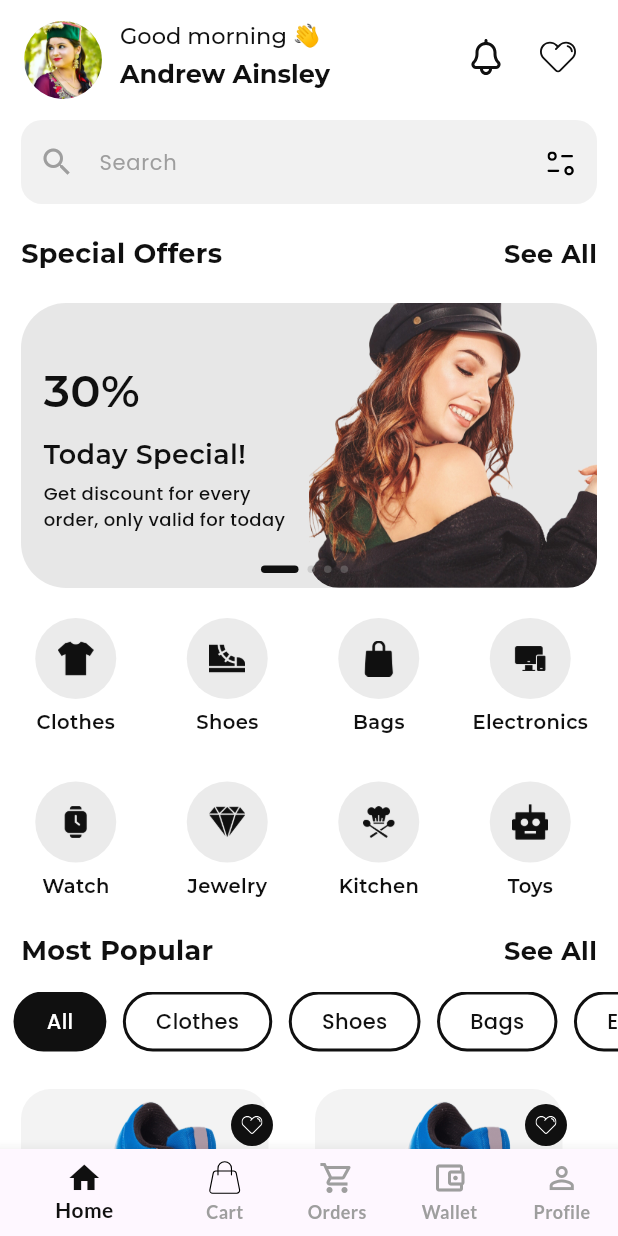
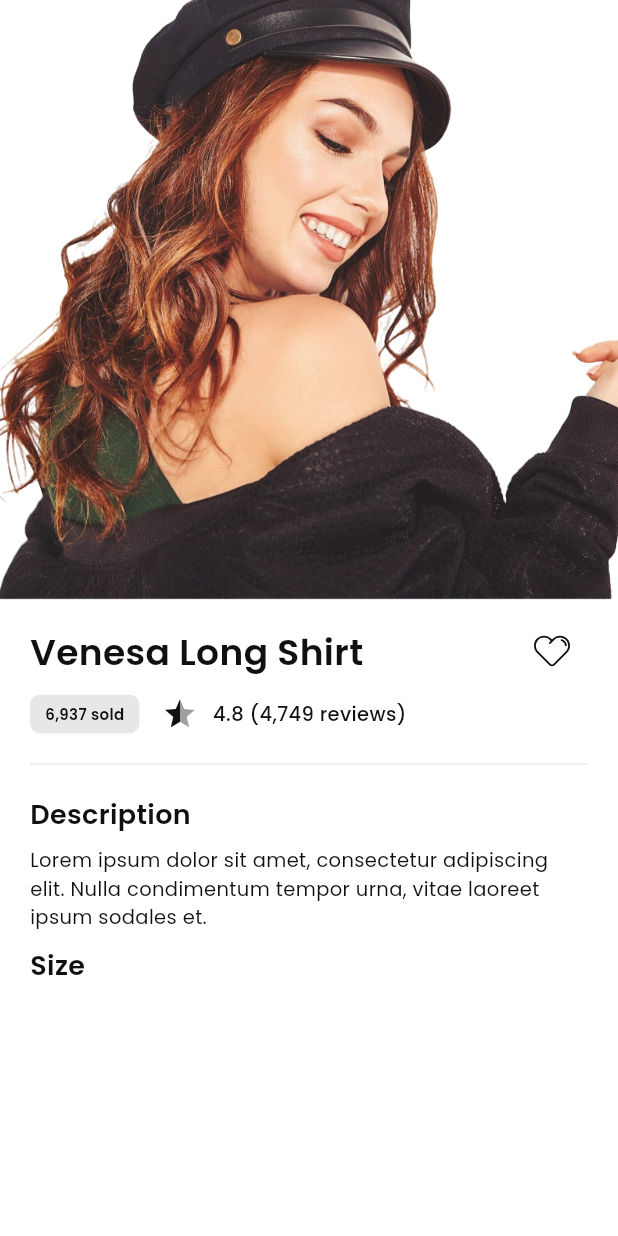
Before and after one commit to Aman-Singh-Rawat/E-Commerce-App, a Flutter app: the screen it shows after launch, on a phone screen of 412 x 824 dp. Run offline on Flutter 3.47's test engine with Material 3 defaults, Android fonts, the phone set to English and light mode, and no system bars; drawn by our look-alikes of carousel_slider, flutter_rating_bar; our stand-ins replace flutter_svg, google_fonts, intl_phone_field, transparent_image.

Commit message:
half screen created of product_detail

```diff
--- a/lib/main.dart
+++ b/lib/main.dart
@@ -1,4 +1,5 @@
 import 'package:flutter/material.dart';
+import 'package:shoesy/ui/screens/home/product_detail_screen.dart';
 import 'package:shoesy/ui/screens/shared/bottom_navbar.dart';
 
 void main() => runApp(const MyApp());
@@ -21,7 +22,7 @@ class MyApp extends StatelessWidget {
       debugShowCheckedModeBanner: false,
       initialRoute: "/",
       routes: {
-        "/": (context) => const BottomNavBar(),
+        "/": (context) => ProductDetailScreen(),
         "/bottomNavBar": (context) => const BottomNavBar(),
       },
     );
--- /dev/null
+++ b/lib/ui/screens/home/product_detail_screen.dart
@@ -0,0 +1,137 @@
+import 'package:flutter/cupertino.dart';
+import 'package:flutter/material.dart';
+import 'package:flutter_rating_bar/flutter_rating_bar.dart';
+import 'package:flutter_svg/flutter_svg.dart';
+import 'package:google_fonts/google_fonts.dart';
+import 'package:shoesy/ui/widgets/quantity_of_sold_item.dart';
+
+class ProductDetailScreen extends StatelessWidget {
+  ProductDetailScreen({super.key});
+
+  final List<String> sizeList = ["S", "M", "L"];
+
+  @override
+  Widget build(BuildContext context) {
+    return Scaffold(
+      backgroundColor: Colors.white,
+      body: Column(
+        mainAxisAlignment: MainAxisAlignment.start,
+        children: [
+          Image.asset(
+            "assets/images/img_offer_girl.png",
+            width: double.infinity,
+            height: 400,
+            fit: BoxFit.cover,
+          ),
+          Padding(
+            padding: const EdgeInsets.symmetric(horizontal: 20),
+            child: Column(
+              crossAxisAlignment: CrossAxisAlignment.start,
+              children: [
+                const SizedBox(height: 10),
+                Row(
+                  mainAxisAlignment: MainAxisAlignment.spaceBetween,
+                  crossAxisAlignment: CrossAxisAlignment.center,
+                  children: [
+                    Text(
+                      "Venesa Long Shirt",
+                      style: GoogleFonts.poppins(
+                        color: const Color(0xFF101010),
+                        fontSize: 24,
+                        fontWeight: FontWeight.w600,
+                      ),
+                    ),
+                    IconButton(
+                      onPressed: () {},
+                      icon: SvgPicture.asset(
+                        "assets/images/ic_outlined_heart.svg",
+                        colorFilter: const ColorFilter.mode(
+                          Color(0xFF101010),
+                          BlendMode.srcIn,
+                        ),
+                        width: 24,
+                        height: 24,
+                      ),
+                    ),
+                  ],
+                ),
+                const SizedBox(height: 5),
+                Row(
+                  crossAxisAlignment: CrossAxisAlignment.center,
+                  children: [
+                    const QuantityOfSoldItem(),
+                    const SizedBox(width: 15),
+                    RatingBar.builder(
+                      itemBuilder: (context, _) => const Icon(
+                        Icons.star,
+                        color: Color(0xFF101010),
+                      ),
+                      itemSize: 24,
+                      itemCount: 1,
+                      initialRating: 0.2,
+                      allowHalfRating: true,
+                      minRating: 1,
+                      onRatingUpdate: (rating) {
+                        print(rating);
+                      },
+                    ),
+                    const SizedBox(width: 10),
+                    Text(
+                      "4.8 (4,749 reviews)",
+                      style: GoogleFonts.poppins(
+                        color: const Color(0xFF101010),
+                        fontSize: 13,
+                        fontWeight: FontWeight.w500,
+                      ),
+                    ),
+                  ],
+                ),
+                const SizedBox(height: 20),
+                Container(
+                  height: 1,
+                  width: double.infinity,
+                  color: const Color(0xFFEBEBEB),
+                ),
+                const SizedBox(height: 20),
+                Text(
+                  "Description",
+                  style: GoogleFonts.poppins(
+                    color: const Color(0xFF101010),
+                    fontSize: 18,
+                    fontWeight: FontWeight.w600,
+                  ),
+                ),
+                const SizedBox(height: 8),
+                Text(
+                  "Lorem ipsum dolor sit amet, consectetur adipiscing elit. Nulla condimentum tempor urna, vitae laoreet ipsum sodales et.",
+                  style: GoogleFonts.poppins(
+                    color: const Color(0xFF101010),
+                    fontSize: 13,
+                  ),
+                ),
+                const SizedBox(height: 10),
+                Row(
+                  children: [
+                    Column(
+                      children: [
+                        Text(
+                          "Size",
+                          style: GoogleFonts.poppins(
+                            color: const Color(0xFF101010),
+                            fontWeight: FontWeight.w600,
+                            fontSize: 18,
+                          ),
+                        ),
+
+                      ],
+                    )
+                  ],
+                )
+              ],
+            ),
+          )
+        ],
+      ),
+    );
+  }
+}
--- a/lib/ui/widgets/product_item.dart
+++ b/lib/ui/widgets/product_item.dart
@@ -2,6 +2,7 @@ import 'package:flutter/material.dart';
 import 'package:flutter_rating_bar/flutter_rating_bar.dart';
 import 'package:google_fonts/google_fonts.dart';
 import 'package:shoesy/ui/widgets/product_item_image_section.dart';
+import 'package:shoesy/ui/widgets/quantity_of_sold_item.dart';
 
 class ProductItem extends StatefulWidget {
   const ProductItem({super.key});
@@ -28,7 +29,6 @@ class _ProductItemState extends State<ProductItem> {
         ),
         const SizedBox(height: 5),
         Row(
-          mainAxisAlignment: MainAxisAlignment.spaceBetween,
           children: [
             RatingBar.builder(
               itemBuilder: (context, _) => const Icon(
@@ -44,34 +44,22 @@ class _ProductItemState extends State<ProductItem> {
                 print(rating);
               },
             ),
-            Text("4.5", style: GoogleFonts.poppins(
-              color: Colors.grey,
-              fontWeight: FontWeight.w500,
-            ),),
+            const SizedBox(width: 6),
+            Text(
+              "4.5",
+              style: GoogleFonts.poppins(
+                color: Colors.grey,
+                fontWeight: FontWeight.w500,
+              ),
+            ),
+            const SizedBox(width: 11),
             Container(
               height: 20,
               width: 1.5,
               color: Colors.grey,
             ),
-            Container(
-              decoration: const BoxDecoration(
-                color: Color(0xFFE7E7E7),
-                borderRadius: BorderRadius.all(
-                  Radius.circular(8),
-                ),
-              ),
-              child: Padding(
-                padding: const EdgeInsets.symmetric(horizontal: 11, vertical: 6),
-                child: Text(
-                  "6,937 sold",
-                  style: GoogleFonts.poppins(
-                    color: const Color(0xFF101010),
-                    fontSize: 11,
-                    fontWeight: FontWeight.w600,
-                  ),
-                ),
-              ),
-            ),
+            const SizedBox(width: 11),
+            const QuantityOfSoldItem(),
             const SizedBox(width: 10)
           ],
         ),
--- /dev/null
+++ b/lib/ui/widgets/quantity_of_sold_item.dart
@@ -0,0 +1,31 @@
+import 'package:flutter/cupertino.dart';
+import 'package:flutter/material.dart';
+import 'package:flutter_rating_bar/flutter_rating_bar.dart';
+import 'package:google_fonts/google_fonts.dart';
+
+class QuantityOfSoldItem extends StatelessWidget {
+  const QuantityOfSoldItem({super.key});
+
+  @override
+  Widget build(BuildContext context) {
+    return Container(
+      decoration: const BoxDecoration(
+        color: Color(0xFFE7E7E7),
+        borderRadius: BorderRadius.all(
+          Radius.circular(7),
+        ),
+      ),
+      child: Padding(
+        padding: const EdgeInsets.symmetric(horizontal: 10, vertical: 6),
+        child: Text(
+          "6,937 sold",
+          style: GoogleFonts.poppins(
+            color: const Color(0xFF101010),
+            fontSize: 10,
+            fontWeight: FontWeight.w600,
+          ),
+        ),
+      ),
+    );
+  }
+}
```
